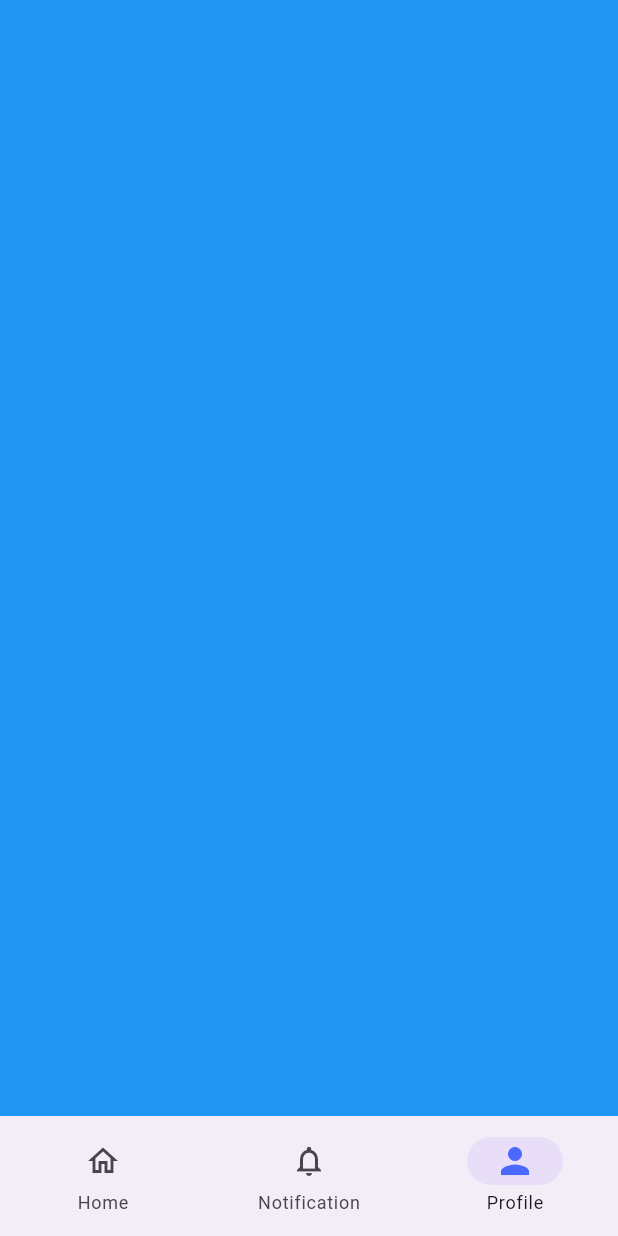
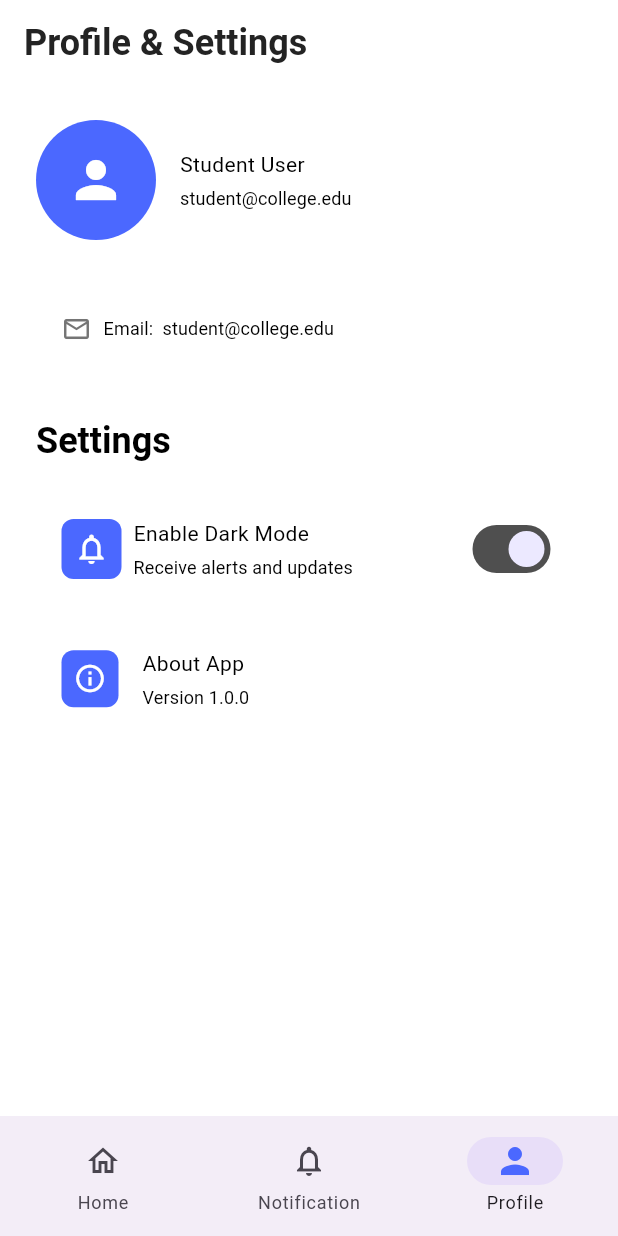
Before and after one commit to azeem-flutter/RhombixTechnologies_Tasks, a Flutter app: the NavigationMenu screen opened directly, item 3 of the bottom bar chosen, on a phone screen of 412 x 824 dp. Run offline on Flutter 3.47's test engine with Material 3 defaults, Android fonts, the phone set to English and light mode, and no system bars; our stand-ins replace connectivity_plus, get, get_storage, iconsax, smooth_page_indicator; accounts and stored records are empty.

Commit message:
Add Profile Screen

```diff
--- /dev/null
+++ b/lib/features/profile/screens/profile.dart
@@ -0,0 +1,247 @@
+import 'package:campuspulse/utils/constants/colors.dart';
+import 'package:campuspulse/utils/constants/sizes.dart';
+import 'package:campuspulse/utils/helpers/helper_function.dart';
+import 'package:flutter/material.dart';
+
+class ProfileSettingsScreen extends StatefulWidget {
+  const ProfileSettingsScreen({Key? key}) : super(key: key);
+
+  @override
+  State<ProfileSettingsScreen> createState() => _ProfileSettingsScreenState();
+}
+
+class _ProfileSettingsScreenState extends State<ProfileSettingsScreen> {
+  bool notificationsEnabled = true;
+
+  @override
+  Widget build(BuildContext context) {
+    final dark = CHelperFunctions.isDarkMode(context);
+    return Scaffold(
+      appBar: AppBar(
+        backgroundColor: Colors.white,
+        elevation: 0,
+        automaticallyImplyLeading: false,
+        title: Text(
+          'Profile & Settings',
+          style: Theme.of(
+            context,
+          ).textTheme.headlineMedium?.copyWith(color: CColors.black),
+        ),
+      ),
+      body: SingleChildScrollView(
+        child: Padding(
+          padding: const EdgeInsets.all(CSizes.lg),
+          child: Column(
+            crossAxisAlignment: CrossAxisAlignment.start,
+            children: [
+              // Profile Section
+              Row(
+                children: [
+                  // Profile Avatar
+                  Container(
+                    width: 80,
+                    height: 80,
+                    decoration: BoxDecoration(
+                      color: CColors.primary,
+                      shape: BoxShape.circle,
+                    ),
+                    child: const Icon(
+                      Icons.person,
+                      color: Colors.white,
+                      size: 40,
+                    ),
+                  ),
+                  const SizedBox(width: CSizes.md),
+
+                  // Profile Info
+                  Expanded(
+                    child: Column(
+                      crossAxisAlignment: CrossAxisAlignment.start,
+                      children: [
+                        Text(
+                          'Student User',
+                          style: Theme.of(context).textTheme.bodyMedium,
+                        ),
+                        const SizedBox(height: CSizes.xs),
+                        Text(
+                          'student@college.edu',
+                          style: Theme.of(context).textTheme.labelLarge,
+                        ),
+                      ],
+                    ),
+                  ),
+                ],
+              ),
+
+              const SizedBox(height: CSizes.spaceBtwSections),
+
+              // Email Info Card
+              Container(
+                padding: const EdgeInsets.all(CSizes.md),
+                decoration: BoxDecoration(
+                  color: dark
+                      ? CColors.darkerGrey
+                      : CColors.white.withValues(alpha: 0.1),
+                  borderRadius: BorderRadius.circular(CSizes.sm),
+                  border: Border.all(
+                    color: dark
+                        ? CColors.darkerGrey
+                        : CColors.white.withValues(alpha: 0.1),
+                  ),
+                ),
+                child: Row(
+                  children: [
+                    Icon(
+                      Icons.email_outlined,
+                      color: dark ? CColors.white : Colors.grey.shade600,
+                      size: 20,
+                    ),
+                    const SizedBox(width: CSizes.sm),
+                    Text(
+                      'Email:  ',
+                      style: Theme.of(context).textTheme.labelLarge,
+                    ),
+                    Text(
+                      'student@college.edu',
+                      style: Theme.of(context).textTheme.labelLarge,
+                    ),
+                  ],
+                ),
+              ),
+
+              const SizedBox(height: CSizes.spaceBtwSections),
+
+              // Settings Section
+              Text(
+                'Settings',
+                style: Theme.of(context).textTheme.headlineMedium,
+              ),
+
+              const SizedBox(height: CSizes.spaceBtwitems),
+
+              // Enable Notifications Setting
+              Container(
+                padding: const EdgeInsets.all(CSizes.md),
+                decoration: BoxDecoration(
+                  color: dark
+                      ? CColors.darkerGrey
+                      : CColors.white.withValues(alpha: 0.1),
+                  borderRadius: BorderRadius.circular(CSizes.sm),
+                  border: Border.all(
+                    color: dark
+                        ? CColors.darkerGrey
+                        : CColors.white.withValues(alpha: 0.1),
+                  ),
+                ),
+                child: Row(
+                  children: [
+                    Container(
+                      padding: const EdgeInsets.all(CSizes.sm),
+                      decoration: BoxDecoration(
+                        color: CColors.primary,
+                        borderRadius: BorderRadius.circular(CSizes.sm),
+                      ),
+                      child: Icon(
+                        Icons.notifications_outlined,
+                        color: CColors.white,
+                        size: CSizes.lg,
+                      ),
+                    ),
+                    const SizedBox(width: CSizes.sm),
+                    Expanded(
+                      child: Column(
+                        crossAxisAlignment: CrossAxisAlignment.start,
+                        children: [
+                          Text(
+                            'Enable Dark Mode',
+                            style: Theme.of(context).textTheme.bodyMedium,
+                          ),
+                          const SizedBox(height: CSizes.xs),
+                          Text(
+                            'Receive alerts and updates',
+                            style: Theme.of(context).textTheme.labelLarge,
+                          ),
+                        ],
+                      ),
+                    ),
+                    Switch(
+                      value: notificationsEnabled,
+                      onChanged: (value) {
+                        setState(() {
+                          notificationsEnabled = value;
+                        });
+                      },
+                      activeThumbColor: dark
+                          ? CColors.darkerGrey
+                          : CColors.primary.withValues(alpha: 0.1),
+                      activeTrackColor: dark
+                          ? CColors.primary
+                          : CColors.darkerGrey,
+                    ),
+                  ],
+                ),
+              ),
+
+              const SizedBox(height: CSizes.sm),
+
+              // About App Setting
+              InkWell(
+                onTap: () {
+                  // Handle about app tap
+                },
+                borderRadius: BorderRadius.circular(CSizes.sm),
+                child: Container(
+                  padding: const EdgeInsets.all(CSizes.md),
+                  decoration: BoxDecoration(
+                    color: dark
+                        ? CColors.darkerGrey
+                        : CColors.white.withValues(alpha: 0.1),
+                    borderRadius: BorderRadius.circular(CSizes.sm),
+                    border: Border.all(
+                      color: dark
+                          ? CColors.darkerGrey
+                          : CColors.white.withValues(alpha: 0.1),
+                    ),
+                  ),
+                  child: Row(
+                    children: [
+                      Container(
+                        padding: const EdgeInsets.all(CSizes.sm),
+                        decoration: BoxDecoration(
+                          color: CColors.primary,
+                          borderRadius: BorderRadius.circular(CSizes.sm),
+                        ),
+                        child: Icon(
+                          Icons.info_outline,
+                          color: CColors.white,
+                          size: 22,
+                        ),
+                      ),
+                      const SizedBox(width: CSizes.md),
+                      Expanded(
+                        child: Column(
+                          crossAxisAlignment: CrossAxisAlignment.start,
+                          children: [
+                            Text(
+                              'About App',
+                              style: Theme.of(context).textTheme.bodyMedium,
+                            ),
+                            const SizedBox(height: CSizes.xs),
+                            Text(
+                              'Version 1.0.0',
+                              style: Theme.of(context).textTheme.labelLarge,
+                            ),
+                          ],
+                        ),
+                      ),
+                    ],
+                  ),
+                ),
+              ),
+            ],
+          ),
+        ),
+      ),
+    );
+  }
+}
--- a/lib/navigation_menu.dart
+++ b/lib/navigation_menu.dart
@@ -1,5 +1,6 @@
 import 'package:campuspulse/features/home/screens/home.dart';
 import 'package:campuspulse/features/notification/screens/notification_screen.dart';
+import 'package:campuspulse/features/profile/screens/profile.dart';
 import 'package:campuspulse/utils/constants/colors.dart';
 import 'package:flutter/material.dart';
 import 'package:get/get.dart';
@@ -56,7 +57,7 @@ class NavigationController extends GetxController {
   final screens = [
     const HomeScreen(),
     NotificationScreen(),
-    Container(color: Colors.blue),
+    const ProfileSettingsScreen(),
   ].obs;
 
   void selectedIndexFunction(int index) {
```
